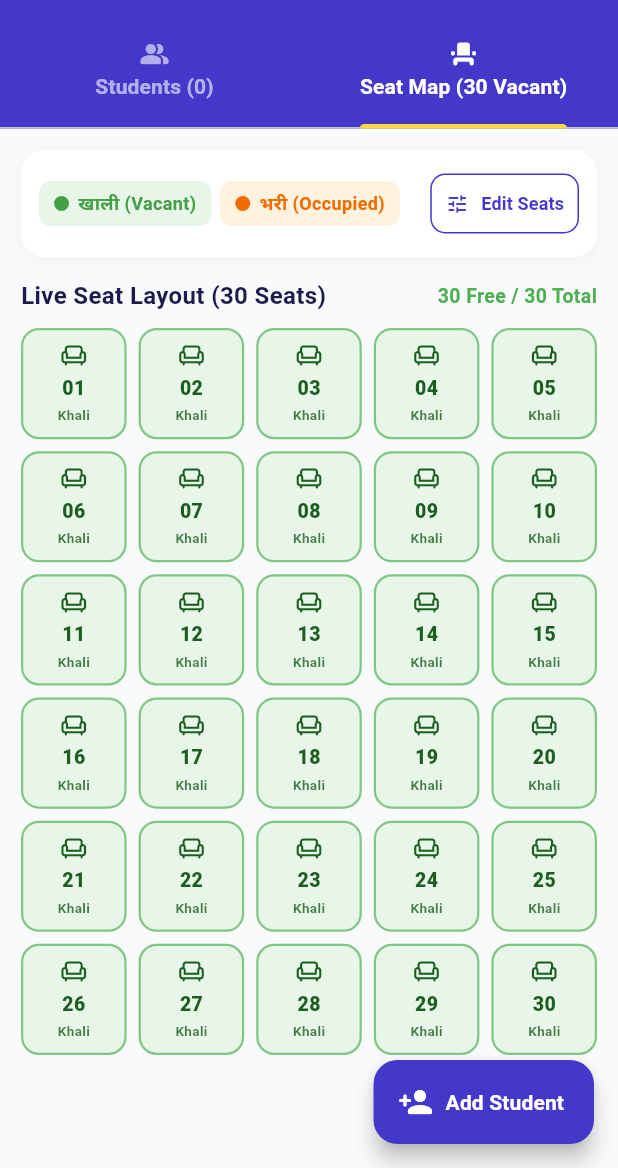
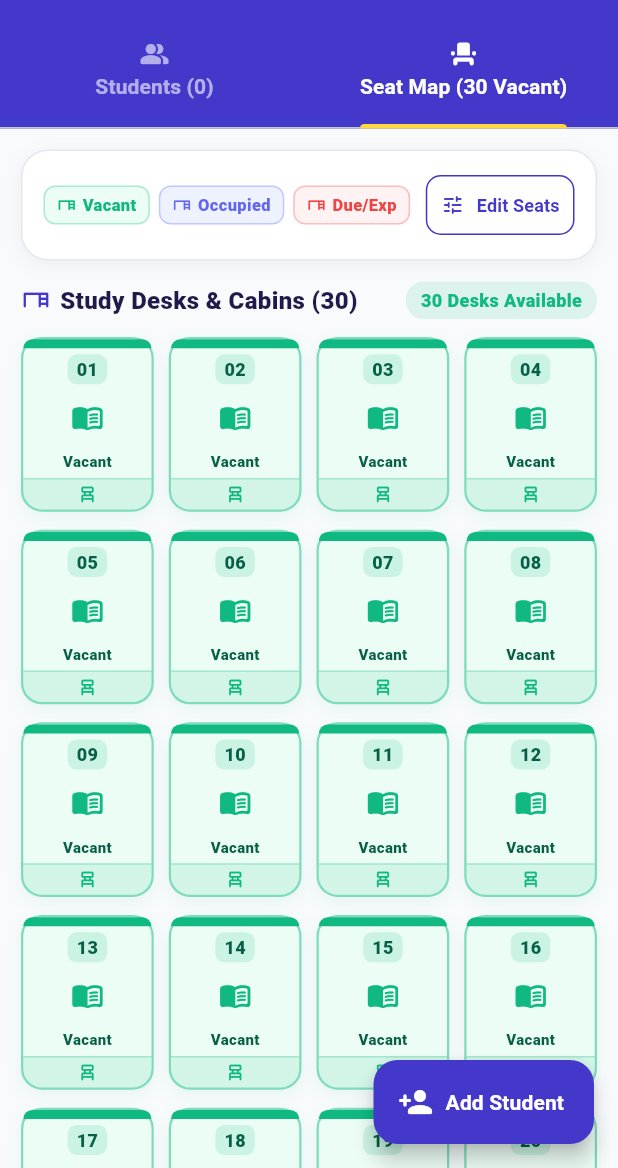
Before and after one commit to kushbinary/library-management, a Flutter app: the HomeScreen screen opened by its route, tab 2 chosen, on a phone screen of 412 x 824 dp, the part 68-1236 px from its top. Run offline on Flutter 3.47's test engine with Material 3 defaults, Android fonts, the light colour scheme and no system bars; our stand-ins replace shared_preferences, sqflite; accounts and stored records are empty; network calls fail.

Commit message:
Update live seat map with library study table & chair design

```diff
--- a/mobile_app/lib/screens/home_screen.dart
+++ b/mobile_app/lib/screens/home_screen.dart
@@ -1780,38 +1780,49 @@ class _HomeScreenState extends State<HomeScreen> with SingleTickerProviderStateM
   Widget _buildSeatMapTab() {
     final seatMap = _occupiedSeatsMap;
     final allSeats = _allSeatNumbers;
+    final isDark = Theme.of(context).brightness == Brightness.dark;
 
     return SingleChildScrollView(
       padding: const EdgeInsets.all(14),
       child: Column(
         crossAxisAlignment: CrossAxisAlignment.start,
         children: [
+          // Top Legend & Controls Card
           Container(
-            padding: const EdgeInsets.all(12),
+            padding: const EdgeInsets.symmetric(horizontal: 14, vertical: 12),
             decoration: BoxDecoration(
-              color: Colors.white,
-              borderRadius: BorderRadius.circular(16),
+              color: isDark ? const Color(0xFF1E293B) : Colors.white,
+              borderRadius: BorderRadius.circular(18),
               boxShadow: [
-                BoxShadow(color: Colors.black.withValues(alpha: 0.04), blurRadius: 8, offset: const Offset(0, 2)),
+                BoxShadow(
+                  color: isDark ? Colors.black.withValues(alpha: 0.3) : Colors.black.withValues(alpha: 0.05),
+                  blurRadius: 10,
+                  offset: const Offset(0, 3),
+                ),
               ],
+              border: Border.all(
+                color: isDark ? const Color(0xFF334155) : const Color(0xFFE2E8F0),
+              ),
             ),
             child: Row(
               mainAxisAlignment: MainAxisAlignment.spaceBetween,
               children: [
-                Row(
+                Wrap(
+                  spacing: 6,
                   children: [
-                    _buildSeatLegendItem('खाली (Vacant)', Colors.green.shade600, Colors.green.shade50),
-                    const SizedBox(width: 6),
-                    _buildSeatLegendItem('भरी (Occupied)', Colors.orange.shade800, Colors.orange.shade50),
+                    _buildSeatLegendItem('Vacant', const Color(0xFF10B981), isDark ? const Color(0xFF064E3B) : const Color(0xFFECFDF5)),
+                    _buildSeatLegendItem('Occupied', const Color(0xFF6366F1), isDark ? const Color(0xFF312E81) : const Color(0xFFEEF2FF)),
+                    _buildSeatLegendItem('Due/Exp', const Color(0xFFEF4444), isDark ? const Color(0xFF7F1D1D) : const Color(0xFFFEF2F2)),
                   ],
                 ),
                 OutlinedButton.icon(
                   onPressed: _showEditSeatsLayoutModal,
-                  icon: const Icon(Icons.tune_rounded, size: 16, color: Color(0xFF4338CA)),
-                  label: const Text('Edit Seats', style: TextStyle(fontSize: 12, fontWeight: FontWeight.bold, color: Color(0xFF4338CA))),
+                  icon: const Icon(Icons.tune_rounded, size: 16),
+                  label: const Text('Edit Seats', style: TextStyle(fontSize: 12, fontWeight: FontWeight.bold)),
                   style: OutlinedButton.styleFrom(
                     padding: const EdgeInsets.symmetric(horizontal: 10, vertical: 6),
-                    side: const BorderSide(color: Color(0xFF4338CA)),
+                    foregroundColor: isDark ? const Color(0xFF818CF8) : const Color(0xFF4338CA),
+                    side: BorderSide(color: isDark ? const Color(0xFF818CF8) : const Color(0xFF4338CA)),
                     shape: RoundedRectangleBorder(borderRadius: BorderRadius.circular(10)),
                   ),
                 ),
@@ -1820,30 +1831,53 @@ class _HomeScreenState extends State<HomeScreen> with SingleTickerProviderStateM
           ),
           const SizedBox(height: 14),
 
+          // Header
           Row(
             mainAxisAlignment: MainAxisAlignment.spaceBetween,
             children: [
-              Text(
-                'Live Seat Layout (${allSeats.length} Seats)',
-                style: const TextStyle(fontWeight: FontWeight.bold, fontSize: 16, color: Color(0xFF1E1B4B)),
+              Row(
+                children: [
+                  const Icon(Icons.desk_rounded, size: 20, color: Color(0xFF4338CA)),
+                  const SizedBox(width: 6),
+                  Text(
+                    'Study Desks & Cabins (${allSeats.length})',
+                    style: TextStyle(
+                      fontWeight: FontWeight.w900,
+                      fontSize: 16,
+                      color: isDark ? Colors.white : const Color(0xFF1E1B4B),
+                    ),
+                  ),
+                ],
               ),
-              Text(
-                '$_vacantCount Free / $_totalCapacity Total',
-                style: const TextStyle(fontWeight: FontWeight.bold, color: Colors.green, fontSize: 13),
+              Container(
+                padding: const EdgeInsets.symmetric(horizontal: 10, vertical: 4),
+                decoration: BoxDecoration(
+                  color: const Color(0xFF10B981).withValues(alpha: 0.12),
+                  borderRadius: BorderRadius.circular(12),
+                ),
+                child: Text(
+                  '$_vacantCount Desks Available',
+                  style: const TextStyle(
+                    fontWeight: FontWeight.w900,
+                    color: Color(0xFF10B981),
+                    fontSize: 12,
+                  ),
+                ),
               ),
             ],
           ),
-          const SizedBox(height: 10),
-
+          const SizedBox(height: 12),
+
+          // Library Study Table & Cubicle Grid
           GridView.builder(
             shrinkWrap: true,
             physics: const NeverScrollableScrollPhysics(),
             itemCount: allSeats.length,
             gridDelegate: const SliverGridDelegateWithFixedCrossAxisCount(
-              crossAxisCount: 5,
-              crossAxisSpacing: 8,
-              mainAxisSpacing: 8,
-              childAspectRatio: 0.95,
+              crossAxisCount: 4,
+              crossAxisSpacing: 10,
+              mainAxisSpacing: 12,
+              childAspectRatio: 0.76,
             ),
             itemBuilder: (context, index) {
               final seatNo = allSeats[index];
@@ -1851,23 +1885,38 @@ class _HomeScreenState extends State<HomeScreen> with SingleTickerProviderStateM
               final student = seatMap[seatNo];
               final isExpired = student != null && student.isExpired;
 
-              Color bg = Colors.green.shade50;
-              Color border = Colors.green.shade300;
-              Color textCol = Colors.green.shade900;
-              IconData icon = Icons.chair_outlined;
-
-              if (isOccupied) {
-                if (isExpired) {
-                  bg = Colors.red.shade50;
-                  border = Colors.red.shade300;
-                  textCol = Colors.red.shade900;
-                  icon = Icons.event_busy_rounded;
-                } else {
-                  bg = Colors.orange.shade50;
-                  border = Colors.orange.shade300;
-                  textCol = Colors.orange.shade900;
-                  icon = Icons.person_rounded;
-                }
+              // Theme Colors for Study Desk
+              Color deskColor;
+              Color surfaceColor;
+              Color textCol;
+              Color chairColor;
+              IconData deskIcon;
+              String statusLabel;
+
+              if (!isOccupied) {
+                // Free Study Desk
+                deskColor = const Color(0xFF10B981);
+                surfaceColor = isDark ? const Color(0xFF064E3B).withValues(alpha: 0.35) : const Color(0xFFECFDF5);
+                textCol = isDark ? const Color(0xFF34D399) : const Color(0xFF065F46);
+                chairColor = const Color(0xFF10B981);
+                deskIcon = Icons.menu_book_rounded;
+                statusLabel = 'Vacant';
+              } else if (isExpired) {
+                // Expired / Due Desk
+                deskColor = const Color(0xFFEF4444);
+                surfaceColor = isDark ? const Color(0xFF7F1D1D).withValues(alpha: 0.35) : const Color(0xFFFEF2F2);
+                textCol = isDark ? const Color(0xFFFCA5A5) : const Color(0xFF991B1B);
+                chairColor = const Color(0xFFEF4444);
+                deskIcon = Icons.timer_outlined;
+                statusLabel = student?.name.split(' ').first ?? 'Expired';
+              } else {
+                // Active Occupied Desk
+                deskColor = const Color(0xFF6366F1);
+                surfaceColor = isDark ? const Color(0xFF312E81).withValues(alpha: 0.35) : const Color(0xFFEEF2FF);
+                textCol = isDark ? const Color(0xFFA5B4FC) : const Color(0xFF3730A3);
+                chairColor = const Color(0xFF6366F1);
+                deskIcon = Icons.school_rounded;
+                statusLabel = student?.name.split(' ').first ?? 'Occupied';
               }
 
               return InkWell(
@@ -1878,32 +1927,96 @@ class _HomeScreenState extends State<HomeScreen> with SingleTickerProviderStateM
                     _showBookSeatDialog(seatNo);
                   }
                 },
-                borderRadius: BorderRadius.circular(12),
+                borderRadius: BorderRadius.circular(14),
                 child: Container(
                   decoration: BoxDecoration(
-                    color: bg,
-                    borderRadius: BorderRadius.circular(12),
-                    border: Border.all(color: border, width: 1.5),
-                  ),
-                  padding: const EdgeInsets.all(4),
+                    color: surfaceColor,
+                    borderRadius: BorderRadius.circular(14),
+                    border: Border.all(color: deskColor.withValues(alpha: 0.5), width: 1.5),
+                    boxShadow: [
+                      BoxShadow(
+                        color: deskColor.withValues(alpha: isDark ? 0.15 : 0.08),
+                        blurRadius: 8,
+                        offset: const Offset(0, 3),
+                      ),
+                    ],
+                  ),
                   child: Column(
-                    mainAxisAlignment: MainAxisAlignment.center,
                     children: [
-                      Icon(icon, size: 18, color: textCol),
-                      const SizedBox(height: 3),
-                      Text(
-                        seatNo,
-                        style: TextStyle(fontWeight: FontWeight.w900, fontSize: 13, color: textCol),
-                      ),
-                      const SizedBox(height: 2),
-                      Text(
-                        isOccupied ? (student?.name.split(' ').first ?? 'Bhari') : 'Khali',
-                        style: TextStyle(
-                          fontSize: 9,
-                          fontWeight: FontWeight.bold,
-                          color: textCol.withValues(alpha: 0.8),
+                      // 1. Study Table Top Partition / Board
+                      Container(
+                        height: 6,
+                        decoration: BoxDecoration(
+                          color: deskColor,
+                          borderRadius: const BorderRadius.vertical(top: Radius.circular(12)),
                         ),
-                        overflow: TextOverflow.ellipsis,
+                      ),
+
+                      // 2. Study Table Top Surface
+                      Expanded(
+                        child: Padding(
+                          padding: const EdgeInsets.symmetric(horizontal: 4, vertical: 4),
+                          child: Column(
+                            mainAxisAlignment: MainAxisAlignment.spaceBetween,
+                            children: [
+                              // Seat Badge on Desk
+                              Container(
+                                padding: const EdgeInsets.symmetric(horizontal: 6, vertical: 1.5),
+                                decoration: BoxDecoration(
+                                  color: deskColor.withValues(alpha: 0.15),
+                                  borderRadius: BorderRadius.circular(6),
+                                ),
+                                child: Text(
+                                  seatNo,
+                                  style: TextStyle(
+                                    fontWeight: FontWeight.w900,
+                                    fontSize: 12,
+                                    color: textCol,
+                                  ),
+                                ),
+                              ),
+
+                              // Study Symbol (Book / Student studying / Lamp)
+                              Icon(
+                                deskIcon,
+                                size: 22,
+                                color: deskColor,
+                              ),
+
+                              // Student Name or Vacant Status
+                              Text(
+                                statusLabel,
+                                style: TextStyle(
+                                  fontSize: 10,
+                                  fontWeight: FontWeight.w800,
+                                  color: textCol,
+                                ),
+                                maxLines: 1,
+                                overflow: TextOverflow.ellipsis,
+                              ),
+                            ],
+                          ),
+                        ),
+                      ),
+
+                      // 3. Ergonomic Study Chair Representation
+                      Container(
+                        padding: const EdgeInsets.symmetric(vertical: 3),
+                        decoration: BoxDecoration(
+                          color: deskColor.withValues(alpha: 0.12),
+                          borderRadius: const BorderRadius.vertical(bottom: Radius.circular(12)),
+                          border: Border(top: BorderSide(color: deskColor.withValues(alpha: 0.25), width: 1)),
+                        ),
+                        child: Row(
+                          mainAxisAlignment: MainAxisAlignment.center,
+                          children: [
+                            Icon(
+                              Icons.chair_alt_rounded,
+                              size: 14,
+                              color: chairColor,
+                            ),
+                          ],
+                        ),
                       ),
                     ],
                   ),
@@ -1919,13 +2032,18 @@ class _HomeScreenState extends State<HomeScreen> with SingleTickerProviderStateM
 
   Widget _buildSeatLegendItem(String label, Color dotColor, Color bg) {
     return Container(
-      padding: const EdgeInsets.symmetric(horizontal: 10, vertical: 6),
-      decoration: BoxDecoration(color: bg, borderRadius: BorderRadius.circular(8)),
+      padding: const EdgeInsets.symmetric(horizontal: 8, vertical: 4),
+      decoration: BoxDecoration(
+        color: bg,
+        borderRadius: BorderRadius.circular(8),
+        border: Border.all(color: dotColor.withValues(alpha: 0.3)),
+      ),
       child: Row(
+        mainAxisSize: MainAxisSize.min,
         children: [
-          Container(width: 10, height: 10, decoration: BoxDecoration(color: dotColor, shape: BoxShape.circle)),
-          const SizedBox(width: 6),
-          Text(label, style: TextStyle(fontSize: 12, fontWeight: FontWeight.bold, color: dotColor)),
+          Icon(Icons.desk_rounded, size: 13, color: dotColor),
+          const SizedBox(width: 4),
+          Text(label, style: TextStyle(fontSize: 11, fontWeight: FontWeight.w800, color: dotColor)),
         ],
       ),
     );
```
